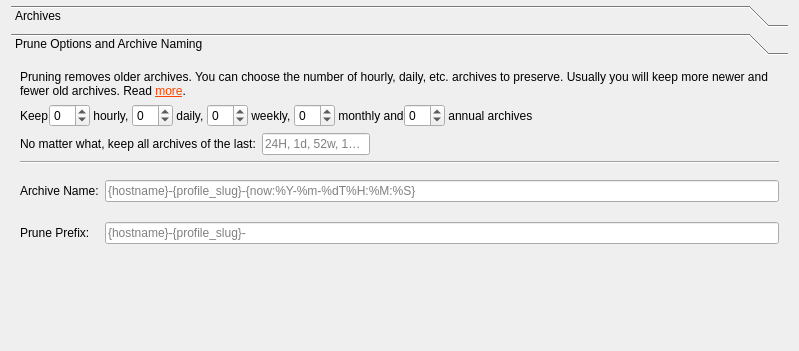
This is src/vorta/assets/UI/archivetab.ui in borgbase/vorta as Qt 5 draws it before an edit; both pictures show x 0 to 799 and y 0 to 351 of the 799 by 514 pixel window. The edited form follows.
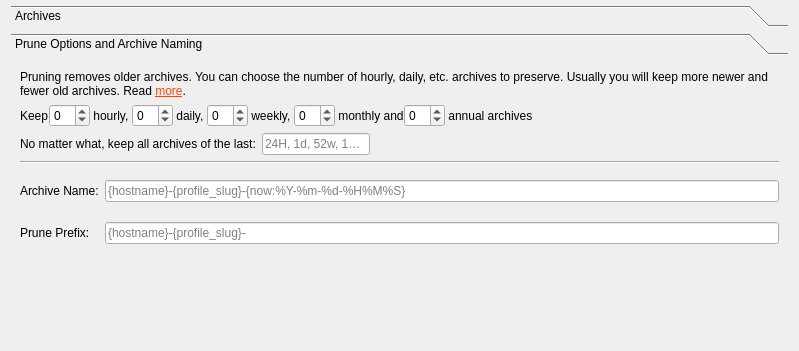
This is the edited form. The open tabs and pages were chosen to show the change.

```diff
--- a/src/vorta/assets/UI/archivetab.ui
+++ b/src/vorta/assets/UI/archivetab.ui
@@ -432,7 +432,7 @@
             <string>Available variables: hostname, profile_id, profile_slug, now, utc_now, user</string>
            </property>
            <property name="placeholderText">
-            <string>{hostname}-{profile_slug}-{now:%Y-%m-%dT%H:%M:%S}</string>
+            <string>{hostname}-{profile_slug}-{now:%Y-%m-%d-%H%M%S}</string>
            </property>
           </widget>
          </item>
```
